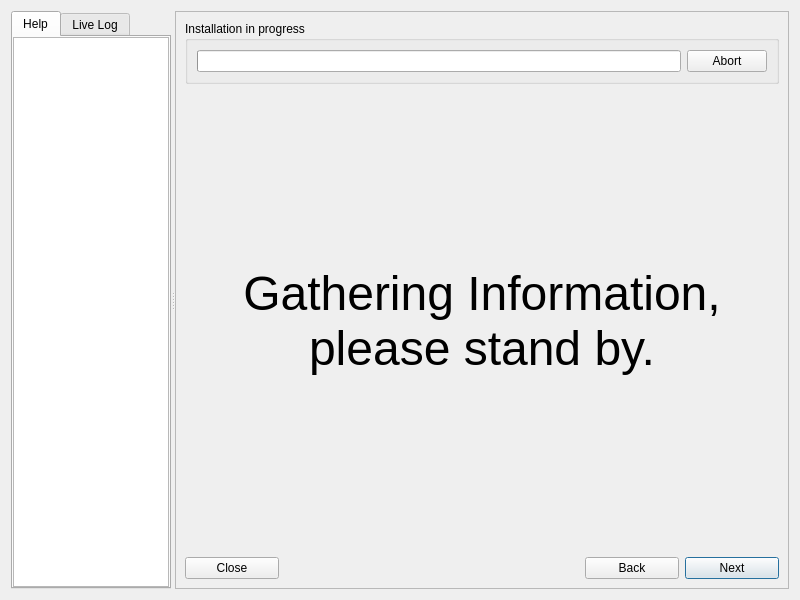
This is meinstall.ui in gazelle-installer/gazelle-installer as Qt 5 draws it before an edit. The edited form follows.
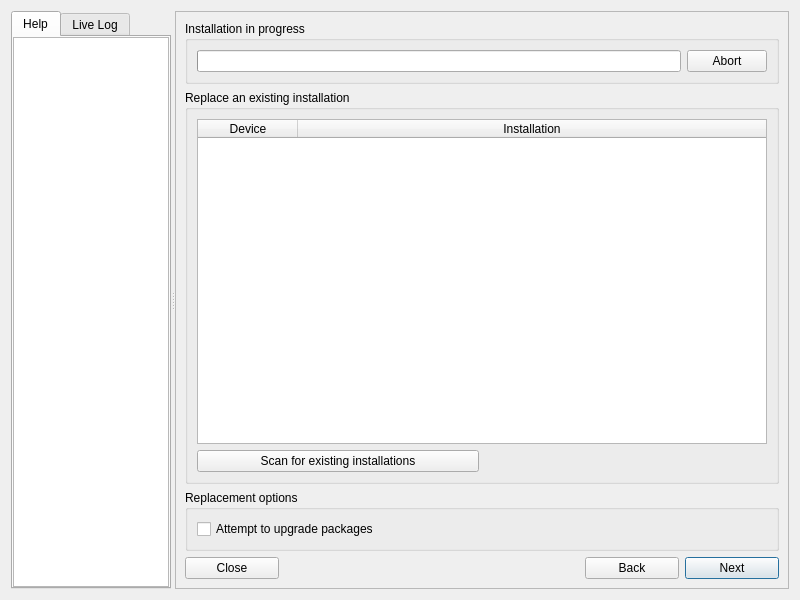
This is the edited form. The open tabs and pages were chosen to show the change. Icons and pictures are not drawn. Custom widgets are drawn as their Qt base class.

Commit message: New system replacement (upgrade?) facility.

```diff
--- a/meinstall.ui
+++ b/meinstall.ui
@@ -551,6 +551,130 @@
                 </layout>
                </widget>
               </item>
+              <item row="0" column="0" colspan="3">
+               <widget class="QRadioButton" name="radioEntireDisk">
+                <property name="sizePolicy">
+                 <sizepolicy hsizetype="MinimumExpanding" vsizetype="Minimum">
+                  <horstretch>0</horstretch>
+                  <verstretch>0</verstretch>
+                 </sizepolicy>
+                </property>
+                <property name="text">
+                 <string>Regular install using the entire disk</string>
+                </property>
+               </widget>
+              </item>
+              <item row="2" column="0" colspan="2">
+               <widget class="QRadioButton" name="radioCustomPart">
+                <property name="sizePolicy">
+                 <sizepolicy hsizetype="MinimumExpanding" vsizetype="Minimum">
+                  <horstretch>0</horstretch>
+                  <verstretch>0</verstretch>
+                 </sizepolicy>
+                </property>
+                <property name="text">
+                 <string>Customize the disk layout</string>
+                </property>
+               </widget>
+              </item>
+              <item row="3" column="0" colspan="2">
+               <widget class="QRadioButton" name="radioReplace">
+                <property name="text">
+                 <string>Replace existing installation</string>
+                </property>
+               </widget>
+              </item>
+             </layout>
+            </widget>
+           </item>
+          </layout>
+         </widget>
+         <widget class="QWidget" name="pageReplace">
+          <layout class="QVBoxLayout" name="verticalLayout_2">
+           <property name="leftMargin">
+            <number>0</number>
+           </property>
+           <property name="topMargin">
+            <number>0</number>
+           </property>
+           <property name="rightMargin">
+            <number>0</number>
+           </property>
+           <property name="bottomMargin">
+            <number>0</number>
+           </property>
+           <item>
+            <widget class="QGroupBox" name="boxReplace">
+             <property name="sizePolicy">
+              <sizepolicy hsizetype="Preferred" vsizetype="Expanding">
+               <horstretch>0</horstretch>
+               <verstretch>0</verstretch>
+              </sizepolicy>
+             </property>
+             <property name="title">
+              <string>Replace an existing installation</string>
+             </property>
+             <layout class="QGridLayout" name="gridLayout">
+              <item row="0" column="0" colspan="2">
+               <widget class="QTableWidget" name="tableExistInst">
+                <property name="selectionMode">
+                 <enum>QAbstractItemView::SelectionMode::SingleSelection</enum>
+                </property>
+                <property name="selectionBehavior">
+                 <enum>QAbstractItemView::SelectionBehavior::SelectRows</enum>
+                </property>
+                <attribute name="horizontalHeaderStretchLastSection">
+                 <bool>true</bool>
+                </attribute>
+                <attribute name="verticalHeaderVisible">
+                 <bool>false</bool>
+                </attribute>
+                <column>
+                 <property name="text">
+                  <string>Device</string>
+                 </property>
+                </column>
+                <column>
+                 <property name="text">
+                  <string>Installation</string>
+                 </property>
+                </column>
+               </widget>
+              </item>
+              <item row="1" column="0">
+               <widget class="QPushButton" name="pushReplaceScan">
+                <property name="text">
+                 <string>Scan for existing installations</string>
+                </property>
+                <property name="icon">
+                 <iconset resource="images.qrc">
+                  <normaloff>:/view-refresh</normaloff>:/view-refresh</iconset>
+                </property>
+               </widget>
+              </item>
+              <item row="1" column="1">
+               <spacer>
+                <property name="orientation">
+                 <enum>Qt::Horizontal</enum>
+                </property>
+               </spacer>
+              </item>
+             </layout>
+            </widget>
+           </item>
+           <item>
+            <widget class="QGroupBox" name="boxReplaceOptions">
+             <property name="title">
+              <string>Replacement options</string>
+             </property>
+             <layout class="QVBoxLayout" name="verticalLayout">
+              <item>
+               <widget class="QCheckBox" name="checkReplacePackages">
+                <property name="text">
+                 <string>Attempt to upgrade packages</string>
+                </property>
+               </widget>
+              </item>
              </layout>
             </widget>
            </item>
```
Left out of the diff: 55 changed lines with no effect on the pictures. The commit also changes 7 other files.
